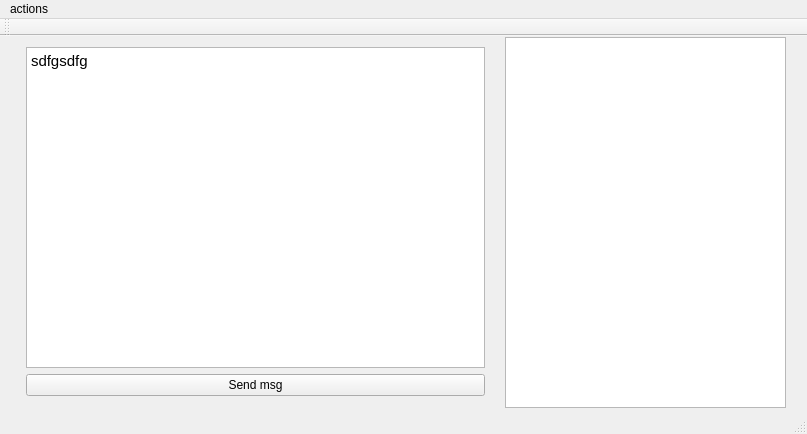
Qt form mainwindow.ui (demiurg337/qt-cmake) before a commit.
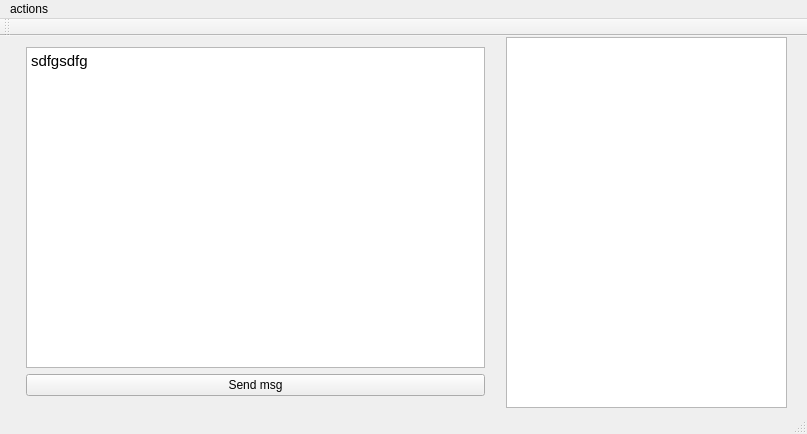
The same form after that commit.

Commit message: Action for menu item

```diff
--- a/mainwindow.ui
+++ b/mainwindow.ui
@@ -14,16 +14,6 @@
    <string>MainWindow</string>
   </property>
   <widget class="QWidget" name="centralWidget">
-   <widget class="QListView" name="listView_2">
-    <property name="geometry">
-     <rect>
-      <x>505</x>
-      <y>1</y>
-      <width>281</width>
-      <height>371</height>
-     </rect>
-    </property>
-   </widget>
    <widget class="QWidget" name="layoutWidget">
     <property name="geometry">
      <rect>
@@ -57,6 +47,16 @@
      </item>
     </layout>
    </widget>
+   <widget class="QTextBrowser" name="textBrowser">
+    <property name="geometry">
+     <rect>
+      <x>506</x>
+      <y>1</y>
+      <width>281</width>
+      <height>371</height>
+     </rect>
+    </property>
+   </widget>
   </widget>
   <widget class="QMenuBar" name="menuBar">
    <property name="geometry">
```
Left out of the diff: 9 changed lines with no effect on the pictures. The commit also changes 2 other files.
